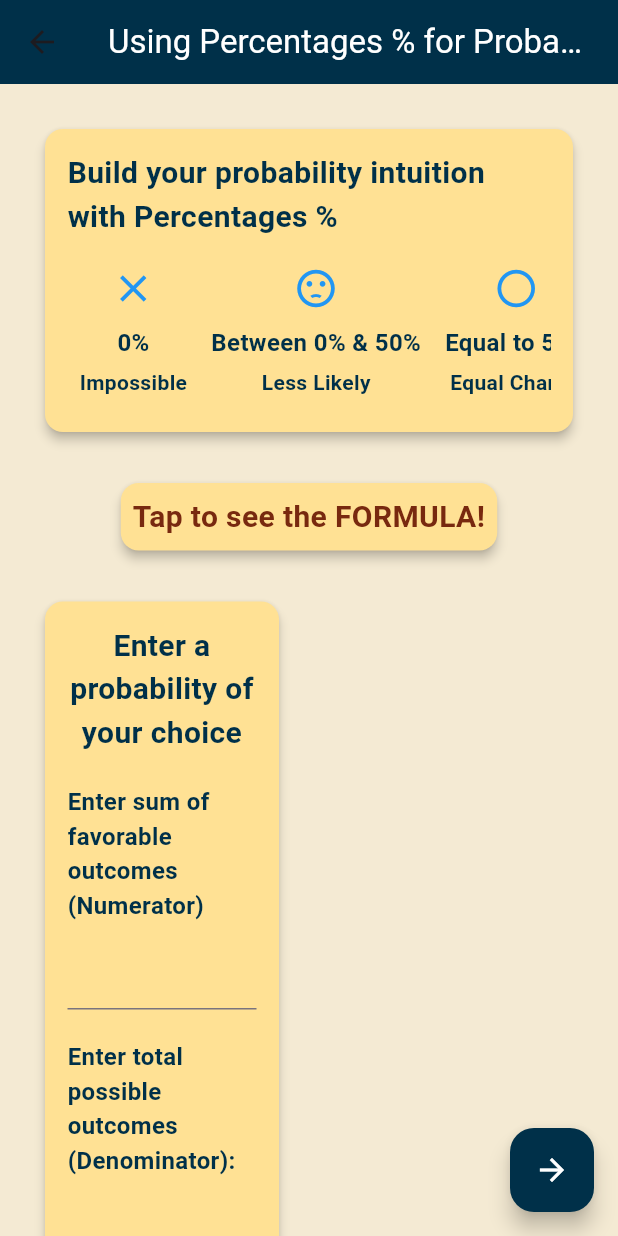
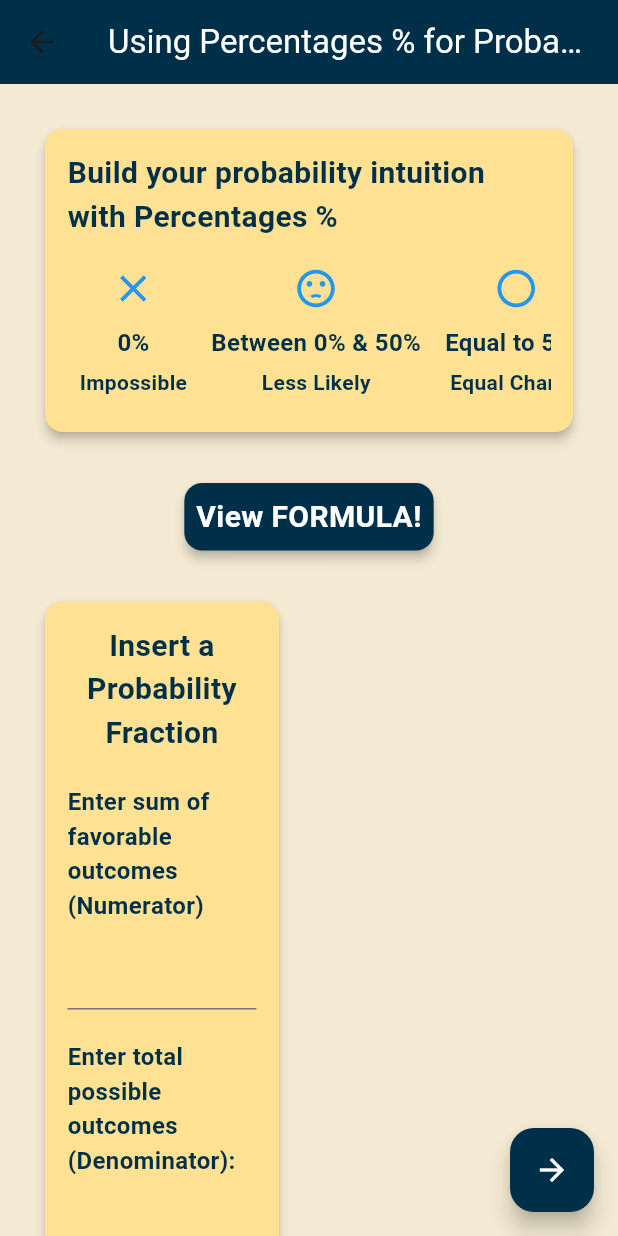
Before and after one commit to ASBhullar/probability, a Flutter app: the LearnFractionToPercentage screen opened directly, on a phone screen of 412 x 824 dp. Run offline on Flutter 3.47's test engine with Material 3 defaults, Android fonts, the phone set to English and light mode, and no system bars; our stand-ins replace confetti, google_fonts; network calls fail.

Commit message:
modified wording.

```diff
--- a/lib/fraction_percentGame.dart
+++ b/lib/fraction_percentGame.dart
@@ -97,7 +97,7 @@ class _FractionGameState extends State<FractionGame> {
     return Scaffold(
       appBar: AppBar(
         title: Text(
-          'Express Probability with Percentage',
+          'Practice Probability with Percentage %',
           style: TextStyle(
             fontSize: 24.0,
             fontWeight: FontWeight.bold,
--- a/lib/learn_percentages.dart
+++ b/lib/learn_percentages.dart
@@ -206,7 +206,7 @@ class _LearnFractionToPercentageState extends State<LearnFractionToPercentage> {
             },
             child: Card(
               elevation: 3.0,
-              color: Color(0xFFFFE194), // Background color for flip card
+              color: Color(0xFF003049), // Background color for flip card
               child: Padding(
                 padding: const EdgeInsets.all(8.0),
                 child: Column(
@@ -215,11 +215,11 @@ class _LearnFractionToPercentageState extends State<LearnFractionToPercentage> {
                     Text(
                       isFlipped
                           ? 'Percentage = (Numerator / Denominator) * 100 \n i.e Multiply the Probability Fraction by 100 '
-                          : 'Tap to see the FORMULA!',
+                          : 'View FORMULA!',
                       style: TextStyle(
                         fontSize: 20.0,
                         fontWeight: FontWeight.bold,
-                        color: Color(0xFF78290F),
+                        color: Colors.white,
                       ),
                       textAlign: TextAlign.center,
                     ),
@@ -246,7 +246,7 @@ class _LearnFractionToPercentageState extends State<LearnFractionToPercentage> {
             crossAxisAlignment: CrossAxisAlignment.center,
             children: [
               Text(
-                'Enter a probability of your choice',
+                'Insert a Probability Fraction',
                 style: TextStyle(
                   fontSize: 20.0,
                   fontWeight: FontWeight.bold,
@@ -337,7 +337,7 @@ class _LearnFractionToPercentageState extends State<LearnFractionToPercentage> {
 
   Widget _buildCalculationResultSection() {
     return Card(
-      color:Color(0xFF78290F),
+      color:Color(0xFF003049),
       elevation: 3.0,
       margin: EdgeInsets.all(10.0),
       child: Padding(
@@ -348,9 +348,9 @@ class _LearnFractionToPercentageState extends State<LearnFractionToPercentage> {
             crossAxisAlignment: CrossAxisAlignment.start,
             children: [
               Text(
-                'Calculation Explanation:',
+                'Calculation Explanation',
                 style: TextStyle(
-                  fontSize: 25.0,
+                  fontSize: 24.0,
                   fontWeight: FontWeight.bold,
                   color:  Colors.white,
                 ),
@@ -359,7 +359,7 @@ class _LearnFractionToPercentageState extends State<LearnFractionToPercentage> {
               Text(
                 calculationExplanation,
                 style: TextStyle(
-                  fontSize: 16.0,
+                  fontSize: 20.0,
                   color:  Colors.white,
                   fontWeight: FontWeight.bold,
                 ),
@@ -368,14 +368,14 @@ class _LearnFractionToPercentageState extends State<LearnFractionToPercentage> {
               Text(
                 'Percentage:',
                 style: TextStyle(
-                  fontSize: 16.0,
+                  fontSize: 20.0,
                   color:  Colors.white,
                   fontWeight: FontWeight.bold,
                 ),
               ),
               SizedBox(height: 10.0),
               Text(
-                percentage + "\n\n There is a " + percentage + " chance!!",
+                percentage + "\n\nThere is a " + percentage + " chance!!",
                 style: TextStyle(
                   fontSize: 25.0,
                   color:  Colors.white,
```
